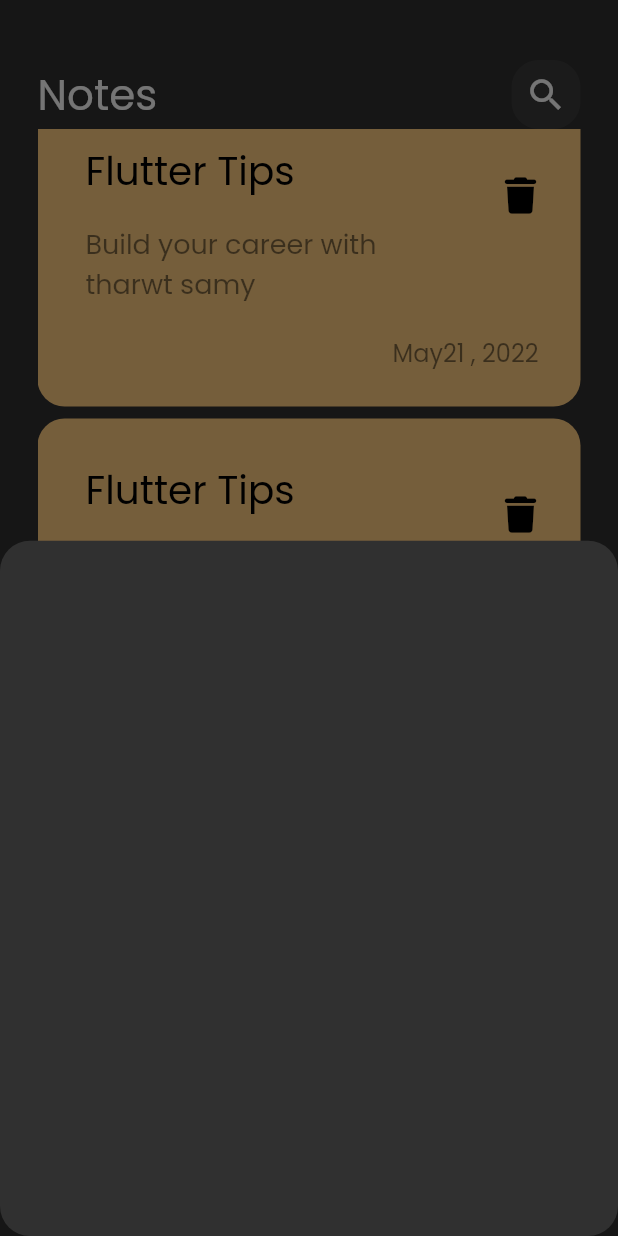
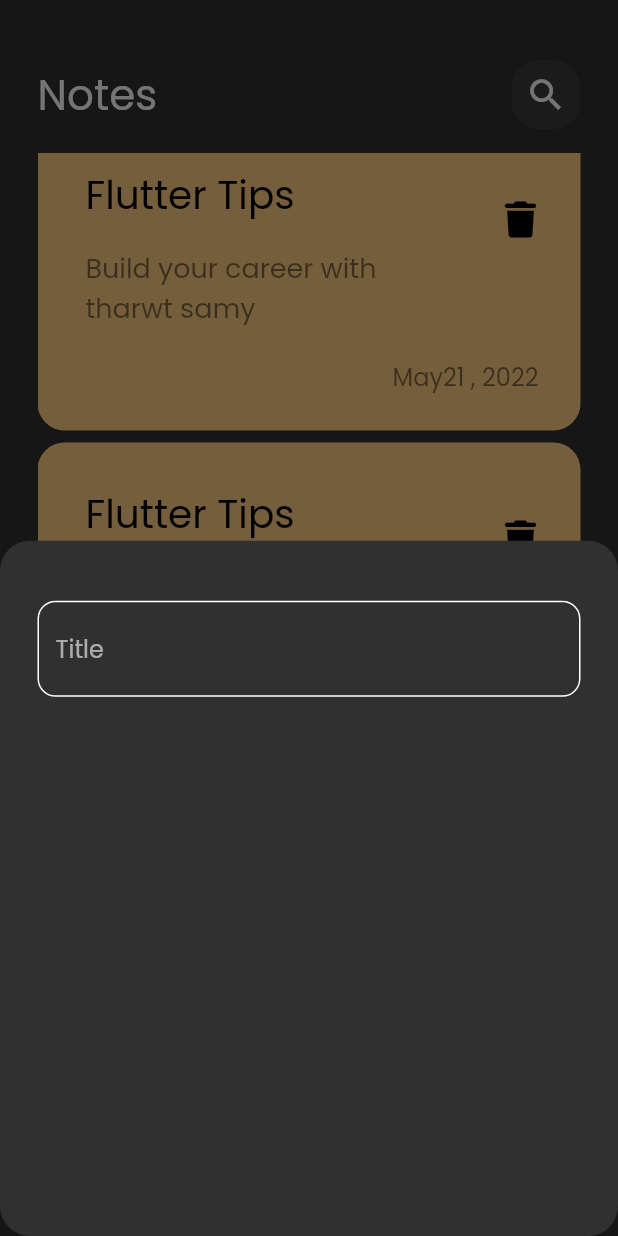
Before and after one commit to ibrahimgawad/notes_app, a Flutter app: the screen it shows after launch, scrolled down 1728 dp, after a tap on the "add" icon, on a phone screen of 412 x 824 dp. Run offline on Flutter 3.47's test engine with Material 2 defaults, Android fonts, the phone set to English and light mode, and no system bars; our stand-ins replace font_awesome_flutter.

Commit message:
create custom text field

```diff
--- /dev/null
+++ b/lib/constant.dart
@@ -0,0 +1,3 @@
+import 'package:flutter/material.dart';
+
+const  Kprimarycolor = Color(0xff62FCD7);
--- a/lib/views/widgets/add_note_bottom_sheet.dart
+++ b/lib/views/widgets/add_note_bottom_sheet.dart
@@ -1,10 +1,19 @@
 import 'package:flutter/material.dart';
+import 'package:note_app/views/widgets/custom_text_filed.dart';
 
 class AddNoteBottomSheet extends StatelessWidget {
   const AddNoteBottomSheet({super.key});
 
   @override
   Widget build(BuildContext context) {
-    return  Container();
+    return Padding(
+      padding: const EdgeInsets.symmetric(horizontal: 25),
+      child: Column(
+        children: const [
+          SizedBox(height: 40,),
+          CustomTextField(),
+        ],
+      ),
+    );
   }
 }
--- /dev/null
+++ b/lib/views/widgets/custom_text_filed.dart
@@ -0,0 +1,27 @@
+import 'package:flutter/material.dart';
+import 'package:note_app/constant.dart';
+
+class CustomTextField extends StatelessWidget {
+  const CustomTextField({super.key});
+
+  @override
+  Widget build(BuildContext context) {
+    return TextField(
+      cursorColor: Kprimarycolor,
+      decoration: InputDecoration(
+
+        hintText: "Title",
+        border: buildBorder(),
+        enabledBorder: buildBorder(),
+        focusedBorder: buildBorder(Kprimarycolor),
+      ),
+    );
+  }
+
+  buildBorder([ color]) {
+    return OutlineInputBorder(
+      borderRadius: BorderRadius.circular(12),
+      borderSide:  BorderSide(color:color ?? Colors.white),
+    );
+  }
+}
--- a/lib/views/widgets/notes_list_view.dart
+++ b/lib/views/widgets/notes_list_view.dart
@@ -7,11 +7,16 @@ class NotesListView extends StatelessWidget {
 
   @override
   Widget build(BuildContext context) {
-    return  ListView.builder(itemBuilder: (context, index) {
-      return const Padding(
-        padding:  EdgeInsets.symmetric(vertical: 4),
-        child:  NoteItem(),
-      );
-    });
+    return  Padding(
+      padding: const EdgeInsets.symmetric(vertical: 16),
+      child: ListView.builder(
+        padding: EdgeInsets.zero,
+        itemBuilder: (context, index) {
+        return const Padding(
+          padding:  EdgeInsets.symmetric(vertical: 4),
+          child:  NoteItem(),
+        );
+      }),
+    );
   }
 }
```
